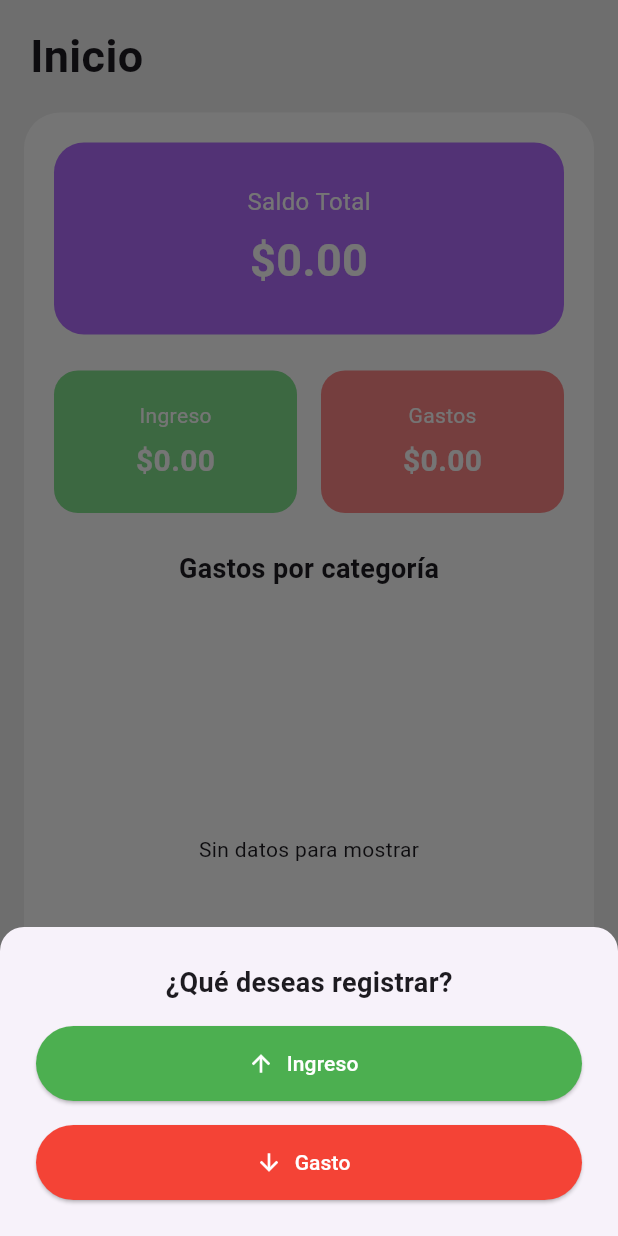
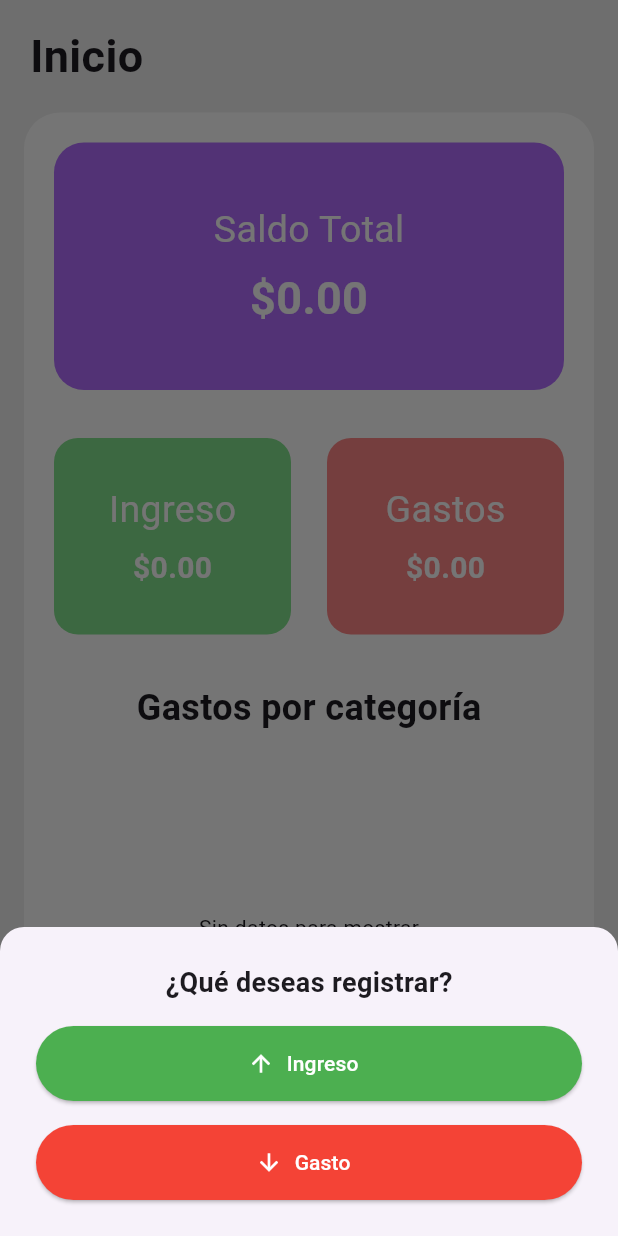
Before and after one commit to OnaLabay/AppControlGastos, a Flutter app: the screen it shows after launch, after a tap on the "add" icon, on a phone screen of 412 x 824 dp. Run offline on Flutter 3.47's test engine with Material 3 defaults, Android fonts, the phone set to English and light mode, and no system bars; our stand-ins replace cloud_firestore, firebase_core, fl_chart; accounts and stored records are empty.

Commit message:
Modifique grafico

```diff
--- a/lib/pages/inicio_page.dart
+++ b/lib/pages/inicio_page.dart
@@ -2,7 +2,6 @@ import 'package:flutter/material.dart';
 import 'package:fl_chart/fl_chart.dart';
 import '../services/firebase_service.dart';
 import '../widgets/option_modal.dart';
-
 
 class InicioPage extends StatelessWidget {
   const InicioPage({Key? key}) : super(key: key);
@@ -17,6 +16,7 @@ class InicioPage extends StatelessWidget {
         child: Column(
           crossAxisAlignment: CrossAxisAlignment.start,
           children: [
+            // --- Título ---
             const Padding(
               padding: EdgeInsets.symmetric(horizontal: 20.0, vertical: 16.0),
               child: Text(
@@ -24,6 +24,8 @@ class InicioPage extends StatelessWidget {
                 style: TextStyle(fontSize: 30, fontWeight: FontWeight.bold),
               ),
             ),
+
+            // --- Caja principal blanca ---
             Expanded(
               child: Container(
                 margin: const EdgeInsets.symmetric(horizontal: 16.0),
@@ -32,24 +34,29 @@ class InicioPage extends StatelessWidget {
                   color: Colors.white,
                   borderRadius: BorderRadius.circular(24.0),
                 ),
-                child: Column(
+                // Uso de Stack para que podamos "posicionar" el botón dentro
+                child: Stack(
+                  children: [
+                    // Column con todos los datos
+                    Column(
                       crossAxisAlignment: CrossAxisAlignment.stretch,
                       children: [
-                    // Saldo Total, Ingresos y Gastos
+                        // --- Saldo Total ---
                         StreamBuilder<Map<String, dynamic>>(
                           stream: firebaseService.getResumen(),
                           builder: (context, snapshot) {
                             if (snapshot.connectionState == ConnectionState.waiting) {
                               return const Center(child: CircularProgressIndicator());
                             }
-                        final datos = snapshot.data ?? {'ingresos': 0.0, 'gastos': 0.0, 'saldo': 0.0};
+                            final datos = snapshot.data ??
+                                {'ingresos': 0.0, 'gastos': 0.0, 'saldo': 0.0};
                             return Column(
                               crossAxisAlignment: CrossAxisAlignment.stretch,
                               children: [
-                            // Saldo Total
                                 Container(
-                              padding: const EdgeInsets.symmetric(vertical: 28, horizontal: 20),
-                              margin: const EdgeInsets.only(bottom: 24),
+                                  padding: const EdgeInsets.symmetric(
+                                      vertical: 40, horizontal: 20),
+                                  margin: const EdgeInsets.only(bottom: 32),  // +espacio
                                   decoration: BoxDecoration(
                                     color: const Color(0xFFB26DFF),
                                     borderRadius: BorderRadius.circular(20),
@@ -59,7 +66,8 @@ class InicioPage extends StatelessWidget {
                                     children: [
                                       const Text(
                                         'Saldo Total',
-                                    style: TextStyle(color: Colors.white, fontSize: 16),
+                                        style: TextStyle(
+                                            color: Colors.white, fontSize: 25),
                                       ),
                                       const SizedBox(height: 6),
                                       Text(
@@ -73,19 +81,26 @@ class InicioPage extends StatelessWidget {
                                     ],
                                   ),
                                 ),
+
+                                // --- Ingresos y Gastos ---
                                 Row(
                                   children: [
                                     Expanded(
                                       child: Container(
-                                    padding: const EdgeInsets.symmetric(vertical: 20, horizontal: 16),
+                                        padding: const EdgeInsets.symmetric(
+                                            vertical: 30, horizontal: 16),
                                         decoration: BoxDecoration(
                                           color: const Color(0xFF82E28D),
                                           borderRadius: BorderRadius.circular(16),
                                         ),
                                         child: Column(
-                                      crossAxisAlignment: CrossAxisAlignment.center,
+                                          crossAxisAlignment:
+                                              CrossAxisAlignment.center,
                                           children: [
-                                        const Text('Ingreso', style: TextStyle(color: Colors.white)),
+                                            const Text('Ingreso',
+                                                style: TextStyle(
+                                                    color: Colors.white,
+                                                    fontSize: 25)),
                                             const SizedBox(height: 6),
                                             Text(
                                               '\$${datos['ingresos'].toStringAsFixed(2)}',
@@ -99,18 +114,23 @@ class InicioPage extends StatelessWidget {
                                         ),
                                       ),
                                     ),
-                                const SizedBox(width: 16),
+                                    const SizedBox(width: 24),  // +espacio horizontal
                                     Expanded(
                                       child: Container(
-                                    padding: const EdgeInsets.symmetric(vertical: 20, horizontal: 16),
+                                        padding: const EdgeInsets.symmetric(
+                                            vertical: 30, horizontal: 16),
                                         decoration: BoxDecoration(
                                           color: const Color(0xFFFF8888),
                                           borderRadius: BorderRadius.circular(16),
                                         ),
                                         child: Column(
-                                      crossAxisAlignment: CrossAxisAlignment.center,
+                                          crossAxisAlignment:
+                                              CrossAxisAlignment.center,
                                           children: [
-                                        const Text('Gastos', style: TextStyle(color: Colors.white)),
+                                            const Text('Gastos',
+                                                style: TextStyle(
+                                                    color: Colors.white,
+                                                    fontSize: 25)),
                                             const SizedBox(height: 6),
                                             Text(
                                               '\$${datos['gastos'].toStringAsFixed(2)}',
@@ -130,39 +150,45 @@ class InicioPage extends StatelessWidget {
                             );
                           },
                         ),
-                    const SizedBox(height: 24),
+
+                        const SizedBox(height: 32),  // +espacio antes del título
+
+                        // --- Título del gráfico ---
                         const Center(
                           child: Text(
                             'Gastos por categoría',
-                        style: TextStyle(fontSize: 18, fontWeight: FontWeight.bold),
+                            style: TextStyle(
+                                fontSize: 24, fontWeight: FontWeight.bold),
                           ),
                         ),
-                    const SizedBox(height: 16),
-                    // Gráfico de pastel
+                        const SizedBox(height: 24),  // +espacio antes del gráfico
+
+                        // --- Gráfico de pastel ---
                         Expanded(
                           child: StreamBuilder<Map<String, double>>(
                             stream: firebaseService.getGastosPorCategoria(),
                             builder: (context, snapshot) {
-                          if (snapshot.connectionState == ConnectionState.waiting) {
-                            return const Center(child: CircularProgressIndicator());
+                              if (snapshot.connectionState ==
+                                  ConnectionState.waiting) {
+                                return const Center(
+                                    child: CircularProgressIndicator());
                               }
                               final data = snapshot.data ?? {};
                               final sections = <PieChartSectionData>[];
                               const colorMap = {
-                            'alimentos': Colors.green,
+                                'alimentos': Colors.orange,
                                 'educacion': Colors.blue,
-                            'transporte': Colors.orange,
-                            'vivienda': Colors.purple,
-                            'salud': Colors.red,
-                            'entretenimiento': Colors.teal,
-                            'ropa': Colors.pink,
-                            'deudas': Colors.brown,
+                                'transporte': Colors.greenAccent,
+                                'vivienda': Colors.black,
+                                'salud': Colors.deepOrange,
+                                'entretenimiento': Colors.purple,
+                                'ropa': Colors.red,
+                                'deudas': Colors.green,
                                 'varios': Colors.grey,
                               };
                               data.forEach((cat, value) {
                                 if (value > 0) {
-                              sections.add(
-                                PieChartSectionData(
+                                  sections.add(PieChartSectionData(
                                     value: value,
                                     color: colorMap[cat] ?? Colors.black,
                                     title: value.toInt().toString(),
@@ -170,24 +196,43 @@ class InicioPage extends StatelessWidget {
                                     titleStyle: const TextStyle(
                                         fontSize: 14,
                                         fontWeight: FontWeight.bold,
-                                    color: Colors.white,
-                                  ),
-                                ),
-                              );
+                                        color: Colors.white),
+                                  ));
                                 }
                               });
                               if (sections.isEmpty) {
-                            return const Center(child: Text('Sin datos para mostrar'));
+                                return const Center(
+                                    child: Text('Sin datos para mostrar'));
                               }
-                          return PieChart(
-                            PieChartData(
+                              return PieChart(PieChartData(
                                 sections: sections,
                                 centerSpaceRadius: 30,
                                 sectionsSpace: 2,
                                 borderData: FlBorderData(show: false),
+                              ));
+                            },
                           ),
+                        ),
+                      ],
+                    ),
+
+                    // --- Botón flotante dentro del contenedor blanco ---
+                    Positioned(
+                      bottom: 0,
+                      right: 0,
+                      child: FloatingActionButton(
+                        onPressed: () {
+                          showModalBottomSheet(
+                            context: context,
+                            shape: const RoundedRectangleBorder(
+                              borderRadius:
+                                  BorderRadius.vertical(top: Radius.circular(16)),
+                            ),
+                            builder: (context) => const OptionModal(),
                           );
                         },
+                        backgroundColor: Colors.black,
+                        child: const Icon(Icons.add, color: Colors.white),
                       ),
                     ),
                   ],
@@ -197,20 +242,8 @@ class InicioPage extends StatelessWidget {
           ],
         ),
       ),
-      floatingActionButton: FloatingActionButton(
-        onPressed: () {
-          showModalBottomSheet(
-            context: context,
-            shape: const RoundedRectangleBorder(
-              borderRadius: BorderRadius.vertical(top: Radius.circular(16)),
-            ),
-            builder: (context) => const OptionModal(),
-          );
-        },
-        backgroundColor: Colors.black,
-        child: const Icon(Icons.add, color: Colors.white, size: 30),
-      ),
-      floatingActionButtonLocation: FloatingActionButtonLocation.endDocked,
+
+      // --- Barra inferior (sin botón +) ---
       bottomNavigationBar: BottomAppBar(
         shape: const CircularNotchedRectangle(),
         notchMargin: 6.0,
--- a/lib/services/firebase_service.dart
+++ b/lib/services/firebase_service.dart
@@ -2,6 +2,7 @@ import 'package:cloud_firestore/cloud_firestore.dart';
 
 class FirebaseService {
   final FirebaseFirestore _db = FirebaseFirestore.instance;
+  //final String _uid = 'usuario_demo';
 
   Stream<Map<String, dynamic>> getResumen() {
     return _db.collection('usuarios').doc('usuario_demo').snapshots().map(
@@ -13,9 +14,9 @@ class FirebaseService {
             'saldo': 0,
           };
         }
-        final data = doc.data()!;
-        final ingresos = data['ingresos'] ?? 0;
-        final gastos = data['gastos'] ?? 0;
+         final data = doc.data() ?? {};
+        final ingresos = (data['ingresos'] as num?)?.toDouble() ?? 0.0;
+        final gastos   = (data['gastos']   as num?)?.toDouble() ?? 0.0;
         final saldo = ingresos - gastos;
         return {
           'ingresos': ingresos,
@@ -41,4 +42,29 @@ class FirebaseService {
         return totals;
       });
   }
+  Future<void> addIngreso(double monto) {
+    return _db
+      .collection('usuarios')
+      .doc('usuario_demo')
+      .update({
+        'ingresos': FieldValue.increment(monto)
+      });
+  }
+  Future<void> addGasto(double monto, String categoria) async {
+    final userDoc = _db.collection('usuarios').doc('usuario_demo');
+    final batch = _db.batch();
+
+    batch.update(userDoc, {
+      'gastos': FieldValue.increment(monto)
+    });
+
+    final newGasto = userDoc.collection('gastos').doc();
+    batch.set(newGasto, {
+      'monto'     : monto,
+      'categoria' : categoria,
+      'fecha'     : FieldValue.serverTimestamp(),
+    });
+
+    return batch.commit();
+  }
 }
```
Lines whose indentation alone changed are shown as unchanged.
